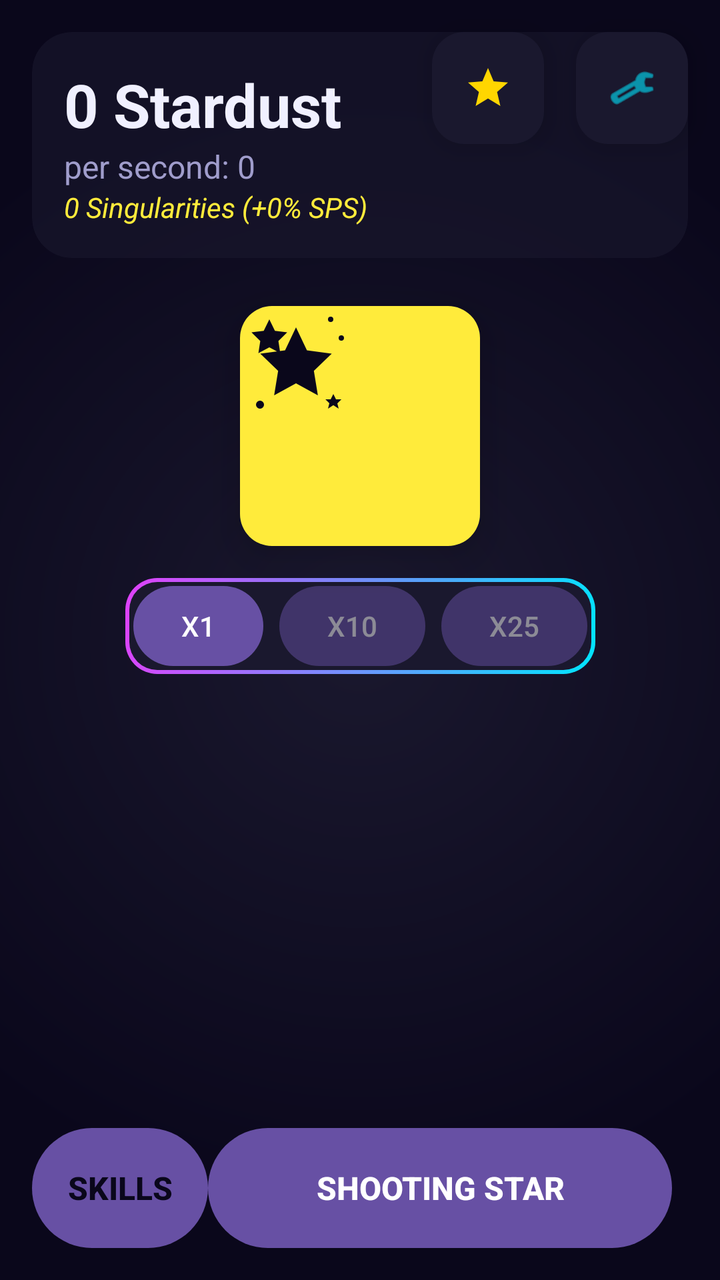
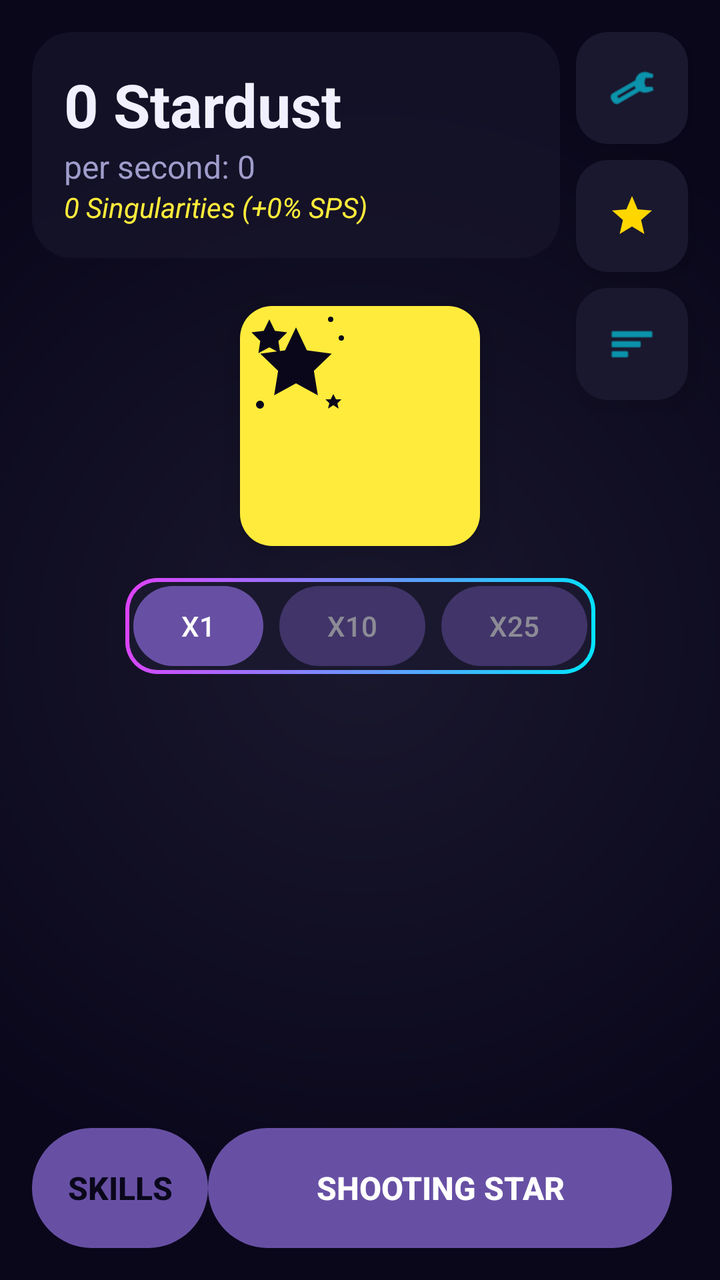

Screens rendered from an Android XML layout before and after an edit, with the pre-edit source and the edit as a unified diff.
<!-- AndroidManifest.xml: activity theme Theme.IdleClickerGame -->
<!-- res/layout/activity_main.xml -->
<?xml version="1.0" encoding="utf-8"?>
<androidx.constraintlayout.widget.ConstraintLayout xmlns:android="http://schemas.android.com/apk/res/android"
    xmlns:app="http://schemas.android.com/apk/res-auto"
    xmlns:tools="http://schemas.android.com/tools"
    android:id="@+id/root_layout"
    android:layout_width="match_parent"
    android:layout_height="match_parent"
    android:background="@drawable/background_main"
    tools:context=".MainActivity">

    
    <com.google.android.material.floatingactionbutton.FloatingActionButton
        android:id="@+id/btnAchievements"
        android:layout_width="wrap_content"
        android:layout_height="wrap_content"
        android:layout_marginEnd="16dp"
        android:contentDescription="Achievements"
        android:src="@drawable/ic_achievement_unlocked"
        app:backgroundTint="@color/panel_background"
        app:tint="@color/accent_gold"
        app:layout_constraintEnd_toStartOf="@id/btnSettings"
        app:layout_constraintTop_toTopOf="@id/btnSettings"
        app:layout_constraintBottom_toBottomOf="@id/btnSettings"
        app:elevation="8dp"
        app:borderWidth="0dp"/>

    <com.google.android.material.floatingactionbutton.FloatingActionButton
        android:id="@+id/btnSettings"
        android:layout_width="wrap_content"
        android:layout_height="wrap_content"
        android:layout_margin="16dp"
        android:contentDescription="Settings"
        android:src="@android:drawable/ic_menu_manage"
        app:backgroundTint="@color/panel_background"
        app:tint="@color/accent_cyan"
        app:layout_constraintEnd_toEndOf="parent"
        app:layout_constraintTop_toTopOf="parent"
        app:elevation="8dp"
        app:borderWidth="0dp"/>

    
    <androidx.cardview.widget.CardView
        android:id="@+id/cardStats"
        android:layout_width="0dp"
        android:layout_height="wrap_content"
        android:layout_marginStart="16dp"
        android:layout_marginTop="16dp"
        android:layout_marginEnd="16dp"
        app:cardBackgroundColor="@color/panel_background_transparent"
        app:cardCornerRadius="20dp"
        app:cardElevation="0dp"
        app:layout_constraintEnd_toEndOf="parent"
        app:layout_constraintStart_toStartOf="parent"
        app:layout_constraintTop_toTopOf="parent">
        
        <LinearLayout
            android:layout_width="match_parent"
            android:layout_height="wrap_content"
            android:orientation="vertical"
            android:padding="16dp">
            <TextView
                android:id="@+id/tvStardustCount"
                android:layout_width="wrap_content"
                android:layout_height="wrap_content"
                android:text="0 Stardust"
                android:textColor="@color/text_color_primary"
                android:textSize="30sp"
                android:textStyle="bold" />
            <TextView
                android:id="@+id/tvSps"
                android:layout_width="wrap_content"
                android:layout_height="wrap_content"
                android:text="per second: 0"
                android:textColor="@color/text_color_secondary"
                android:textSize="16sp" />
            <TextView
                android:id="@+id/tvSingularityCount"
                android:layout_width="wrap_content"
                android:layout_height="wrap_content"
                android:text="0 Singularities (+0% SPS)"
                android:textColor="@color/star_color"
                android:textSize="14sp"
                android:textStyle="italic" />
        </LinearLayout>
    </androidx.cardview.widget.CardView>

    
    <com.google.android.material.floatingactionbutton.FloatingActionButton
        android:id="@+id/btnClickStar"
        android:layout_width="120dp"
        android:layout_height="120dp"
        android:layout_marginTop="24dp"
        android:contentDescription="Tap to collect stardust"
        android:src="@drawable/ic_star_shower"
        app:backgroundTint="@color/star_color"
        app:elevation="12dp"
        app:layout_constraintEnd_toEndOf="parent"
        app:layout_constraintStart_toStartOf="parent"
        app:layout_constraintTop_toBottomOf="@id/cardStats"
        app:tint="@color/app_background"
        app:maxImageSize="64dp"
        app:borderWidth="0dp"
        />

    
    <LinearLayout
        android:id="@+id/buyAmountToggleContainer"
        android:layout_width="wrap_content"
        android:layout_height="wrap_content"
        android:orientation="horizontal"
        android:layout_marginTop="16dp"
        app:layout_constraintTop_toBottomOf="@id/btnClickStar"
        app:layout_constraintStart_toStartOf="parent"
        app:layout_constraintEnd_toEndOf="parent"
        android:background="@drawable/modern_panel_background"
        android:padding="4dp">

        <Button
            android:id="@+id/btnBuy1"
            style="@style/Widget.AppCompat.Button.Borderless"
            android:layout_width="wrap_content"
            android:minWidth="64dp"
            android:layout_height="40dp"
            android:text="x1"
            android:textColor="@color/white"
            android:background="@drawable/modern_button_background"/>

        <Button
            android:id="@+id/btnBuy10"
            style="@style/Widget.AppCompat.Button.Borderless"
            android:layout_width="wrap_content"
            android:minWidth="64dp"
            android:layout_height="40dp"
            android:layout_marginStart="8dp"
            android:text="x10"
            android:textColor="@color/white"
            android:background="@drawable/modern_button_background"
            android:alpha="0.5"/>

        <Button
            android:id="@+id/btnBuy25"
            style="@style/Widget.AppCompat.Button.Borderless"
            android:layout_width="wrap_content"
            android:minWidth="64dp"
            android:layout_height="40dp"
            android:layout_marginStart="8dp"
            android:text="x25"
            android:textColor="@color/white"
            android:background="@drawable/modern_button_background"
            android:alpha="0.5"/>

    </LinearLayout>

    
    <com.google.android.material.tabs.TabLayout
        android:id="@+id/tabLayout"
        android:layout_width="0dp"
        android:layout_height="wrap_content"
        android:layout_marginTop="8dp"
        app:layout_constraintTop_toBottomOf="@id/buyAmountToggleContainer"
        app:layout_constraintStart_toStartOf="parent"
        app:layout_constraintEnd_toEndOf="parent"
        android:background="@android:color/transparent"
        app:tabTextColor="@color/text_color_secondary"
        app:tabSelectedTextColor="@color/accent_cyan"
        app:tabIndicatorColor="@color/accent_cyan"/>

    
    
    <ScrollView
        android:id="@+id/upgradesScrollView"
        android:layout_width="0dp"
        android:layout_height="0dp"
        android:layout_marginBottom="8dp"
        android:paddingStart="12dp"
        android:paddingEnd="12dp"
        android:clipToPadding="false"
        app:layout_constraintTop_toBottomOf="@id/tabLayout"
        app:layout_constraintBottom_toTopOf="@id/bottomActionContainer"
        app:layout_constraintEnd_toEndOf="parent"
        app:layout_constraintStart_toStartOf="parent">

        
        <LinearLayout
            android:id="@+id/llUpgradesContainer"
            android:layout_width="match_parent"
            android:layout_height="wrap_content"
            android:orientation="vertical" />
    </ScrollView>


    
    <LinearLayout
        android:id="@+id/bottomActionContainer"
        android:layout_width="0dp"
        android:layout_height="wrap_content"
        android:orientation="horizontal"
        android:padding="16dp"
        app:layout_constraintBottom_toBottomOf="parent"
        app:layout_constraintEnd_toEndOf="parent"
        app:layout_constraintStart_toStartOf="parent">
        
        <Button
            android:id="@+id/btnSkillTree"
            style="@style/Widget.AppCompat.Button.Borderless"
            android:layout_width="wrap_content"
            android:layout_height="60dp"
            android:background="@drawable/modern_button_background"
            android:backgroundTint="@color/accent_gold"
            android:padding="12dp"
            android:text="Skills"
            android:textColor="@color/app_background"
            android:textSize="16sp"
            android:textStyle="bold"/>
        <Button
            android:id="@+id/btnShootingStar"
            style="@style/Widget.AppCompat.Button.Borderless"
            android:layout_width="0dp"
            android:layout_height="60dp"
            android:layout_weight="1"
            android:background="@drawable/modern_button_background"
            android:text="SHOOTING STAR"
            android:textColor="@color/white"
            android:textSize="16sp"
            android:textStyle="bold"
            android:layout_marginEnd="8dp"/>
        <Button
            android:id="@+id/btnSupernova"
            style="@style/Widget.AppCompat.Button.Borderless"
            android:layout_width="0dp"
            android:layout_height="60dp"
            android:layout_weight="1"
            android:background="@drawable/modern_button_background"
            android:backgroundTint="@color/supernova_button_color"
            android:text="SUPERNOVA"
            android:textColor="@color/white"
            android:textSize="16sp"
            android:textStyle="bold"
            android:visibility="gone"
            android:layout_marginStart="8dp"/>
        
        <Button
            android:id="@+id/btnBigCrunch"
            style="@style/Widget.AppCompat.Button.Borderless"
            android:layout_width="0dp"
            android:layout_height="60dp"
            android:layout_weight="1"
            android:background="@drawable/modern_button_background"
            android:backgroundTint="@color/accent_cyan"
            android:text="BIG CRUNCH"
            android:textColor="@color/app_background"
            android:textSize="16sp"
            android:textStyle="bold"
            android:visibility="gone"
            android:layout_marginStart="8dp"/>
    </LinearLayout>


</androidx.constraintlayout.widget.ConstraintLayout>
<!-- resources referenced by this layout -->
<resources>
  <color name="accent_cyan">#00E5FF</color>
  <color name="accent_gold">#FFD600</color>
  <color name="app_background">#0A071B</color>
  <color name="panel_background">#1A182E</color>
  <color name="panel_background_transparent">#991A182E</color>
  <color name="star_color">#FFEB3B</color>
  <color name="supernova_button_color">#F50057</color>
  <color name="text_color_primary">#F0F0FF</color>
  <color name="text_color_secondary">#A09DCC</color>
  <color name="white">#FFFFFFFF</color>
  <!-- drawable background_main (drawable) -->
  <?xml version="1.0" encoding="utf-8"?>
  <shape xmlns:android="http://schemas.android.com/apk/res/android"
      android:shape="rectangle">
      <gradient
          android:type="radial"
          android:gradientRadius="80%p"
          android:startColor="#1A182E"
          android:endColor="@color/app_background" />
  </shape>
  <!-- drawable ic_achievement_unlocked (drawable) -->
  <vector xmlns:android="http://schemas.android.com/apk/res/android"
      android:width="24dp"
      android:height="24dp"
      android:viewportWidth="24"
      android:viewportHeight="24"
      android:tint="?attr/colorControlNormal">
      <path
          android:fillColor="@color/accent_gold"
          android:pathData="M12,17.27L18.18,21l-1.64,-7.03L22,9.24l-7.19,-0.61L12,2L9.19,8.63L2,9.24l5.46,4.73L5.82,21z"/>
  </vector>
  <!-- drawable modern_button_background (drawable) -->
  <?xml version="1.0" encoding="utf-8"?>
  <ripple xmlns:android="http://schemas.android.com/apk/res/android"
      android:color="@color/white"> 
      <item>
          <shape android:shape="rectangle">
              <gradient
                  android:startColor="@color/accent_cyan"
                  android:endColor="@color/accent_magenta"
                  android:angle="45"/>
              <corners android:radius="100dp"/> 
          </shape>
      </item>
  </ripple>
  <!-- drawable modern_panel_background (drawable) -->
  <?xml version="1.0" encoding="utf-8"?>
  <layer-list xmlns:android="http://schemas.android.com/apk/res/android">
      
      <item>
          <shape android:shape="rectangle">
              <corners android:radius="16dp" />
              <gradient
                  android:angle="135"
                  android:startColor="@color/accent_cyan"
                  android:endColor="@color/accent_magenta" />
          </shape>
      </item>
      
      <item
          android:bottom="2dp"
          android:left="2dp"
          android:right="2dp"
          android:top="2dp">
          <shape android:shape="rectangle">
              <solid android:color="@color/panel_background" />
              <corners android:radius="14dp" />
          </shape>
      </item>
  </layer-list>
  <style name="Theme.IdleClickerGame" parent="Base.Theme.IdleClickerGame" />
  <color name="accent_magenta">#E040FB</color>
  <style name="Base.Theme.IdleClickerGame" parent="Theme.Material3.DayNight.NoActionBar">
          
          
      </style>
  <!-- unchanged entries left out for length: 1 -->
</resources>

<!-- the commit's change to res/layout/activity_main.xml (unified diff, before → after) -->
@@ -10,21 +10,6 @@
 
     
     <com.google.android.material.floatingactionbutton.FloatingActionButton
-        android:id="@+id/btnAchievements"
-        android:layout_width="wrap_content"
-        android:layout_height="wrap_content"
-        android:layout_marginEnd="16dp"
-        android:contentDescription="Achievements"
-        android:src="@drawable/ic_achievement_unlocked"
-        app:backgroundTint="@color/panel_background"
-        app:tint="@color/accent_gold"
-        app:layout_constraintEnd_toStartOf="@id/btnSettings"
-        app:layout_constraintTop_toTopOf="@id/btnSettings"
-        app:layout_constraintBottom_toBottomOf="@id/btnSettings"
-        app:elevation="8dp"
-        app:borderWidth="0dp"/>
-
-    <com.google.android.material.floatingactionbutton.FloatingActionButton
         android:id="@+id/btnSettings"
         android:layout_width="wrap_content"
         android:layout_height="wrap_content"
@@ -38,6 +23,36 @@
         app:elevation="8dp"
         app:borderWidth="0dp"/>
 
+    <com.google.android.material.floatingactionbutton.FloatingActionButton
+        android:id="@+id/btnAchievements"
+        android:layout_width="wrap_content"
+        android:layout_height="wrap_content"
+        android:layout_marginEnd="16dp"
+        android:layout_marginTop="8dp"
+        android:contentDescription="Achievements"
+        android:src="@drawable/ic_achievement_unlocked"
+        app:backgroundTint="@color/panel_background"
+        app:tint="@color/accent_gold"
+        app:layout_constraintEnd_toEndOf="parent"
+        app:layout_constraintTop_toBottomOf="@id/btnSettings"
+        app:elevation="8dp"
+        app:borderWidth="0dp"/>
+
+    <com.google.android.material.floatingactionbutton.FloatingActionButton
+        android:id="@+id/btnStatistics"
+        android:layout_width="wrap_content"
+        android:layout_height="wrap_content"
+        android:layout_marginEnd="16dp"
+        android:layout_marginTop="8dp"
+        android:contentDescription="Statistics"
+        android:src="@android:drawable/ic_menu_sort_by_size"
+        app:backgroundTint="@color/panel_background"
+        app:tint="@color/accent_cyan"
+        app:layout_constraintEnd_toEndOf="parent"
+        app:layout_constraintTop_toBottomOf="@id/btnAchievements"
+        app:elevation="8dp"
+        app:borderWidth="0dp"/>
+
     
     <androidx.cardview.widget.CardView
         android:id="@+id/cardStats"
@@ -45,7 +60,7 @@
         android:layout_height="wrap_content"
         android:layout_marginStart="16dp"
         android:layout_marginTop="16dp"
-        android:layout_marginEnd="16dp"
+        android:layout_marginEnd="80dp"
         app:cardBackgroundColor="@color/panel_background_transparent"
         app:cardCornerRadius="20dp"
         app:cardElevation="0dp"
@@ -81,6 +96,16 @@
                 android:textColor="@color/star_color"
                 android:textSize="14sp"
                 android:textStyle="italic" />
+            <TextView
+                android:id="@+id/tvEventStatus"
+                android:layout_width="wrap_content"
+                android:layout_height="wrap_content"
+                android:text=""
+                android:textColor="@color/accent_cyan"
+                android:textSize="12sp"
+                android:textStyle="bold"
+                android:visibility="gone"
+                android:layout_marginTop="4dp" />
         </LinearLayout>
     </androidx.cardview.widget.CardView>
 
@@ -148,6 +173,32 @@
             android:textColor="@color/white"
             android:background="@drawable/modern_button_background"
             android:alpha="0.5"/>
+
+        <Button
+            android:id="@+id/btnBuy50"
+            style="@style/Widget.AppCompat.Button.Borderless"
+            android:layout_width="wrap_content"
+            android:minWidth="64dp"
+            android:layout_height="40dp"
+            android:layout_marginStart="8dp"
+            android:text="x50"
+            android:textColor="@color/white"
+            android:background="@drawable/modern_button_background"
+            android:alpha="0.5"
+            android:visibility="gone"/>
+
+        <Button
+            android:id="@+id/btnBuy100"
+            style="@style/Widget.AppCompat.Button.Borderless"
+            android:layout_width="wrap_content"
+            android:minWidth="64dp"
+            android:layout_height="40dp"
+            android:layout_marginStart="8dp"
+            android:text="x100"
+            android:textColor="@color/white"
+            android:background="@drawable/modern_button_background"
+            android:alpha="0.5"
+            android:visibility="gone"/>
 
     </LinearLayout>
 
@@ -240,6 +291,21 @@
             android:layout_marginStart="8dp"/>
         
         <Button
+            android:id="@+id/btnGalaxyCollapse"
+            style="@style/Widget.AppCompat.Button.Borderless"
+            android:layout_width="0dp"
+            android:layout_height="60dp"
+            android:layout_weight="1"
+            android:background="@drawable/modern_button_background"
+            android:backgroundTint="@color/accent_gold"
+            android:text="GALAXY"
+            android:textColor="@color/app_background"
+            android:textSize="16sp"
+            android:textStyle="bold"
+            android:visibility="gone"
+            android:layout_marginStart="8dp"/>
+        
+        <Button
             android:id="@+id/btnBigCrunch"
             style="@style/Widget.AppCompat.Button.Borderless"
             android:layout_width="0dp"
